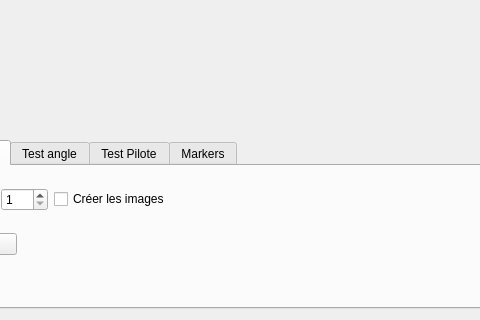
Old version of the form CMainWindow.ui in the repository clebail/ia; both pictures show x 98 to 578 and y 477 to 797 of the 822 by 797 pixel window.
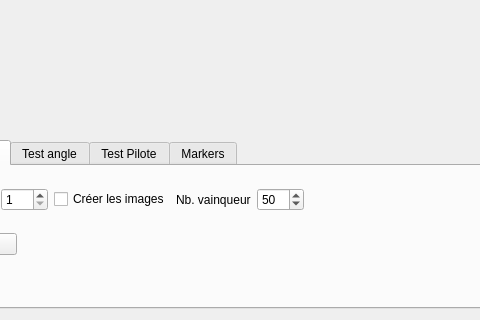
New version of the form. Custom widgets are drawn as their Qt base class.

Commit message: Calcul des vainqueurs

Patch:
```diff
--- a/CMainWindow.ui
+++ b/CMainWindow.ui
@@ -89,6 +89,26 @@
                 </property>
                </widget>
               </item>
+              <item>
+               <widget class="QLabel" name="label_9">
+                <property name="text">
+                 <string>Nb. vainqueur</string>
+                </property>
+               </widget>
+              </item>
+              <item>
+               <widget class="QSpinBox" name="spVainqueur">
+                <property name="minimum">
+                 <number>1</number>
+                </property>
+                <property name="maximum">
+                 <number>100</number>
+                </property>
+                <property name="value">
+                 <number>50</number>
+                </property>
+               </widget>
+              </item>
               <item>
                <spacer name="horizontalSpacer_3">
                 <property name="orientation">
```
The commit also changes 9 other files.
